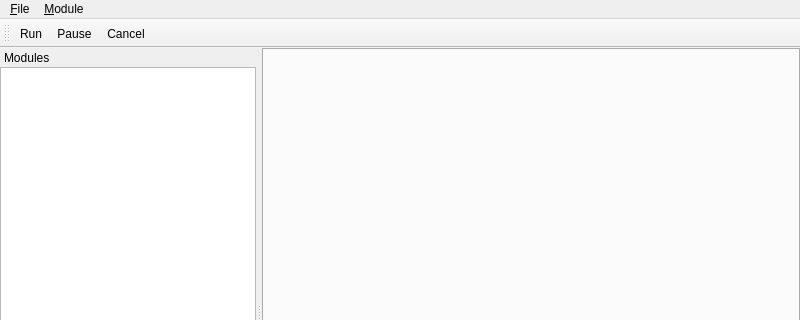
Above: Applications/ctkCommandLineModuleExplorer/ctkCmdLineModuleExplorerMainWindow.ui from commontk/CTK before the change; both pictures show x 0 to 800 and y 0 to 320 of the 800 by 600 pixel window. Below: the same form after it.
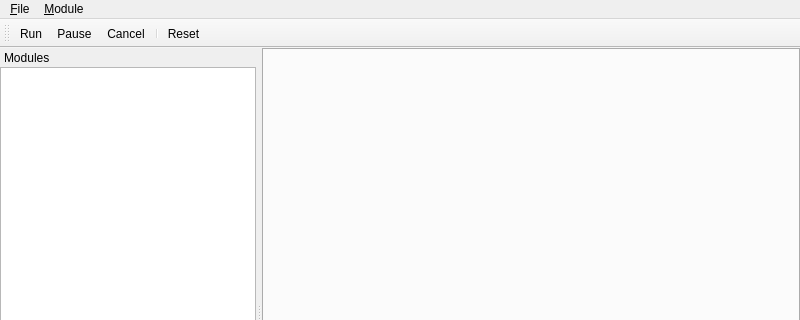
That is the form after the change. Icons and pictures are not drawn. Custom widgets are drawn as their Qt base class.

Commit message: Added reset functionality to the explorer app.

Patch:
```diff
--- a/Applications/ctkCommandLineModuleExplorer/ctkCmdLineModuleExplorerMainWindow.ui
+++ b/Applications/ctkCommandLineModuleExplorer/ctkCmdLineModuleExplorerMainWindow.ui
@@ -83,6 +83,8 @@
    <addaction name="actionRun"/>
    <addaction name="actionPause"/>
    <addaction name="actionCancel"/>
+   <addaction name="separator"/>
+   <addaction name="actionReset"/>
   </widget>
   <widget class="QDockWidget" name="dockWidget">
    <property name="features">
@@ -225,6 +227,14 @@
     <string>&amp;Options...</string>
    </property>
   </action>
+  <action name="actionReset">
+   <property name="text">
+    <string>Reset</string>
+   </property>
+   <property name="toolTip">
+    <string>Reset to default values</string>
+   </property>
+  </action>
  </widget>
  <customwidgets>
   <customwidget>
```
Left out of the diff: 1 changed line with no effect on the pictures. The commit also changes 2 other files.
